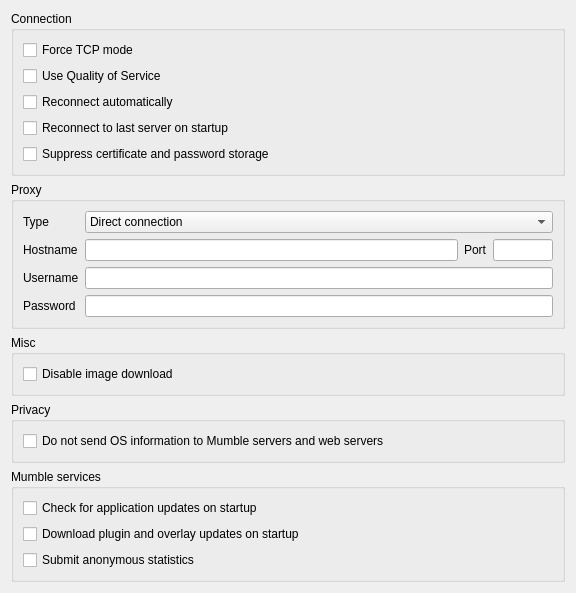
The window that src/mumble/NetworkConfig.ui (mumble-voip/mumble) describes before a commit, drawn with Qt 5.
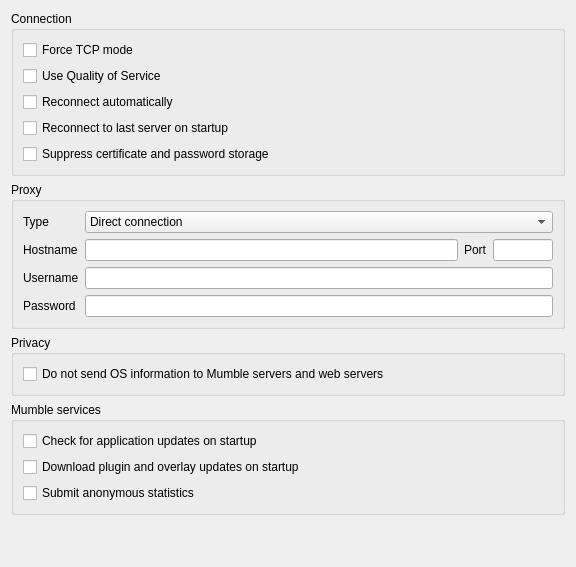
The same window after the commit. Custom widgets are drawn as their Qt base class.

Commit message: NetworkConfig: remove 'disable image download' option from the UI.

What changed in the file:
```diff
--- a/src/mumble/NetworkConfig.ui
+++ b/src/mumble/NetworkConfig.ui
@@ -272,29 +272,6 @@
      </layout>
     </widget>
    </item>
-   <item>
-    <widget class="QGroupBox" name="qgbMisc">
-     <property name="title">
-      <string>Misc</string>
-     </property>
-     <layout class="QVBoxLayout" name="verticalLayout_3">
-      <item>
-       <widget class="QCheckBox" name="qcbImageDownload">
-        <property name="toolTip">
-         <string>Prevent log from downloading images</string>
-        </property>
-        <property name="whatsThis">
-         <string>&lt;b&gt;Disable image download&lt;/b&gt;&lt;br/&gt;
-Prevents the client from downloading images embedded into chat messages with the img tag.</string>
-        </property>
-        <property name="text">
-         <string>Disable image download</string>
-        </property>
-       </widget>
-      </item>
-     </layout>
-    </widget>
-   </item>
    <item>
     <widget class="QGroupBox" name="qgbPrivacy">
      <property name="title">
```
The commit also changes 1 other file.
